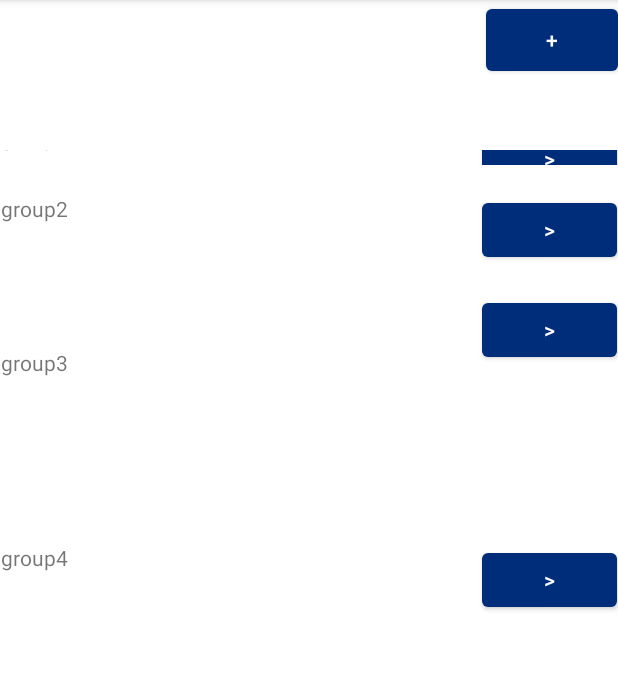
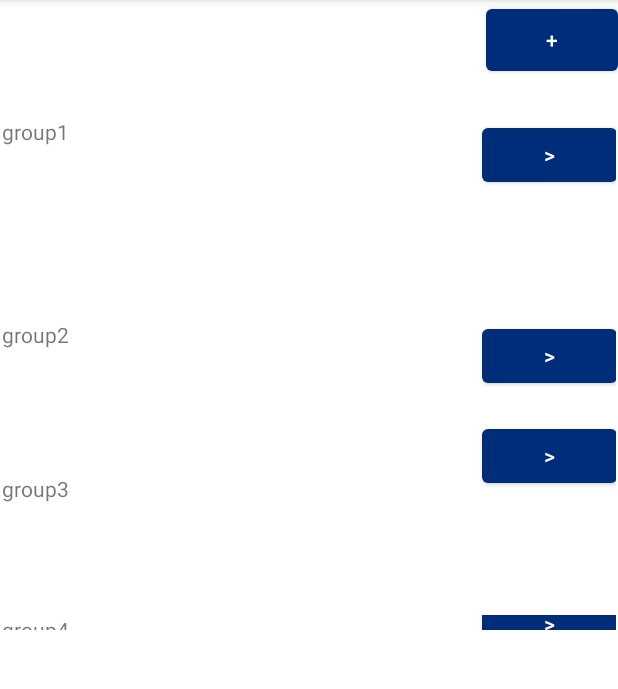
Before and after one commit to AndreyMAI-github/MAI_Student_Attender, an Android app: the GroupList screen opened directly, with no data from a screen before it, on a phone screen of 412 x 824 dp, the part 84-773 px from its top. Run offline under Robolectric (Android 15) with nearby library versions, the phone set to English and light mode, and no system bars.

Commit message:
redacted group list and group editor

```diff
--- a/app/src/main/java/com/mai/mai_student_attender/GroupList.java
+++ b/app/src/main/java/com/mai/mai_student_attender/GroupList.java
@@ -6,6 +6,12 @@ import android.os.Bundle;
 
 public class GroupList extends AppCompatActivity {
 
+
+
+    private void setHederTextName(String str){
+
+    }
+
     @Override
     protected void onCreate(Bundle savedInstanceState) {
         super.onCreate(savedInstanceState);
--- a/app/src/main/res/layout/activity_group_list.xml
+++ b/app/src/main/res/layout/activity_group_list.xml
@@ -14,25 +14,33 @@
         app:layout_constraintStart_toStartOf="parent"
         app:layout_constraintTop_toTopOf="parent" />
 
-    <androidx.constraintlayout.widget.ConstraintLayout
-        android:id="@+id/constraintLayout"
-        android:layout_width="match_parent"
-        android:layout_height="10dp"
-        android:layout_marginTop="100dp"
+    <Button
+        android:id="@+id/button_add_Groups"
+        android:layout_width="wrap_content"
+        android:layout_height="53dp"
+        android:text="+"
+        app:layout_constraintEnd_toEndOf="parent"
+        app:layout_constraintTop_toTopOf="parent" />
+
+    <ScrollView
+        android:layout_width="409dp"
+        android:layout_height="match_parent"
+        android:layout_marginTop="10dp"
         app:layout_constraintEnd_toEndOf="parent"
         app:layout_constraintStart_toStartOf="parent"
-        app:layout_constraintTop_toTopOf="@+id/your_gpours"
+        app:layout_constraintTop_toBottomOf="@+id/your_gpours"
         tools:layout_height="wrap_content">
 
-        <Button
-            android:id="@+id/button_Group1"
-            android:layout_width="90dp"
-            android:layout_height="48dp"
-            android:text=">"
-            app:layout_constraintBottom_toBottomOf="parent"
-            app:layout_constraintEnd_toEndOf="parent"
-            app:layout_constraintStart_toEndOf="@+id/name_Group1"
-            app:layout_constraintTop_toTopOf="parent" />
+        <LinearLayout
+            android:layout_width="match_parent"
+            android:layout_height="wrap_content"
+            android:orientation="vertical">
+
+            <androidx.constraintlayout.widget.ConstraintLayout
+                android:layout_width="match_parent"
+                android:layout_height="184dp"
+                android:layout_marginTop="0dp"
+                tools:layout_height="wrap_content">
 
                 <TextView
                     android:id="@+id/name_Group1"
@@ -43,6 +51,17 @@
                     app:layout_constraintEnd_toStartOf="@+id/button_Group1"
                     app:layout_constraintStart_toStartOf="parent"
                     app:layout_constraintTop_toTopOf="parent" />
+
+                <Button
+                    android:id="@+id/button_Group1"
+                    android:layout_width="90dp"
+                    android:layout_height="48dp"
+                    android:text=">"
+                    app:layout_constraintBottom_toBottomOf="parent"
+                    app:layout_constraintEnd_toEndOf="parent"
+                    app:layout_constraintStart_toEndOf="@+id/name_Group1"
+                    app:layout_constraintTop_toTopOf="parent"
+                    app:layout_constraintVertical_bias="0.51" />
             </androidx.constraintlayout.widget.ConstraintLayout>
 
             <androidx.constraintlayout.widget.ConstraintLayout
@@ -50,9 +69,6 @@
                 android:layout_width="match_parent"
                 android:layout_height="66dp"
                 android:layout_marginTop="10dp"
-        app:layout_constraintEnd_toEndOf="parent"
-        app:layout_constraintStart_toStartOf="parent"
-        app:layout_constraintTop_toBottomOf="@+id/constraintLayout"
                 tools:layout_height="wrap_content">
 
                 <Button
@@ -81,9 +97,6 @@
                 android:layout_width="match_parent"
                 android:layout_height="120dp"
                 android:layout_marginTop="10dp"
-        app:layout_constraintEnd_toEndOf="parent"
-        app:layout_constraintStart_toStartOf="parent"
-        app:layout_constraintTop_toBottomOf="@+id/constraintLayout2"
                 tools:layout_height="wrap_content">
 
                 <Button
@@ -106,21 +119,22 @@
                     app:layout_constraintTop_toTopOf="parent" />
             </androidx.constraintlayout.widget.ConstraintLayout>
 
+            <androidx.constraintlayout.widget.ConstraintLayout
+                android:id="@+id/constraintLayout"
+                android:layout_width="match_parent"
+                android:layout_height="10dp"
+                android:layout_marginTop="10dp"
+                tools:layout_height="wrap_content">
+
                 <Button
-        android:id="@+id/button_add_Groups"
-        android:layout_width="wrap_content"
-        android:layout_height="53dp"
-        android:text="+"
+                    android:id="@+id/button_Group4"
+                    android:layout_width="90dp"
+                    android:layout_height="48dp"
+                    android:text=">"
+                    app:layout_constraintBottom_toBottomOf="parent"
                     app:layout_constraintEnd_toEndOf="parent"
+                    app:layout_constraintStart_toEndOf="@+id/name_Group4"
                     app:layout_constraintTop_toTopOf="parent" />
-
-    <androidx.constraintlayout.widget.ConstraintLayout
-        android:layout_width="match_parent"
-        android:layout_height="120dp"
-        android:layout_marginTop="10dp"
-        app:layout_constraintTop_toBottomOf="@+id/constraintLayout3"
-        tools:layout_editor_absoluteX="1dp"
-        tools:layout_height="wrap_content">
 
                 <TextView
                     android:id="@+id/name_Group4"
@@ -130,18 +144,10 @@
                     app:layout_constraintBottom_toBottomOf="parent"
                     app:layout_constraintEnd_toStartOf="@+id/button_Group4"
                     app:layout_constraintStart_toStartOf="parent"
-            app:layout_constraintTop_toTopOf="parent" />
-
-        <Button
-            android:id="@+id/button_Group4"
-            android:layout_width="90dp"
-            android:layout_height="48dp"
-            android:text=">"
-            app:layout_constraintBottom_toBottomOf="parent"
-            app:layout_constraintEnd_toEndOf="parent"
-            app:layout_constraintStart_toEndOf="@+id/name_Group4"
                     app:layout_constraintTop_toTopOf="parent"
-            app:layout_constraintVertical_bias="0.51" />
+                    app:layout_constraintVertical_bias="0.0" />
             </androidx.constraintlayout.widget.ConstraintLayout>
+        </LinearLayout>
+    </ScrollView>
 
 </androidx.constraintlayout.widget.ConstraintLayout>
```
Also changed, not shown: app/src/main/res/layout/activity_group_editor.xml (+17 -15 lines). Lines whose indentation alone changed are shown as unchanged.
